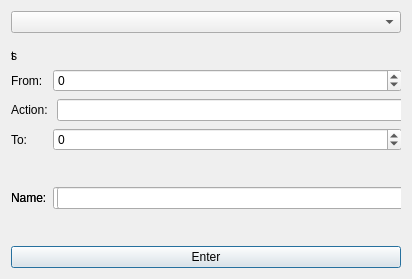
First picture: the form in buttonsettings.ui, repository Kalbra/skui, before the edit.
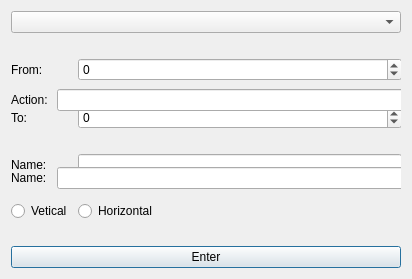
Second picture: the form after the edit.

The edit to the form file:
```diff
--- a/buttonsettings.ui
+++ b/buttonsettings.ui
@@ -26,49 +26,11 @@
    </item>
    <item row="1" column="0" colspan="2">
     <widget class="QWidget" name="settings" native="true">
-     <widget class="QWidget" name="textinput" native="true">
-      <property name="geometry">
-       <rect>
-        <x>0</x>
-        <y>0</y>
-        <width>18</width>
-        <height>33</height>
-       </rect>
-      </property>
-      <layout class="QGridLayout" name="gridLayout_5">
-       <item row="0" column="0">
-        <widget class="QLabel" name="label">
-         <property name="text">
-          <string>t</string>
-         </property>
-        </widget>
-       </item>
-      </layout>
-     </widget>
      <widget class="QWidget" name="slider" native="true">
       <property name="geometry">
        <rect>
         <x>0</x>
         <y>0</y>
-        <width>25</width>
-        <height>33</height>
-       </rect>
-      </property>
-      <layout class="QGridLayout" name="gridLayout_4">
-       <item row="0" column="0">
-        <widget class="QLabel" name="label_4">
-         <property name="text">
-          <string>s</string>
-         </property>
-        </widget>
-       </item>
-      </layout>
-     </widget>
-     <widget class="QWidget" name="dial" native="true">
-      <property name="geometry">
-       <rect>
-        <x>0</x>
-        <y>0</y>
         <width>391</width>
         <height>201</height>
        </rect>
@@ -84,6 +46,16 @@
          </property>
         </widget>
        </item>
+       <item row="2" column="0">
+        <widget class="QLabel" name="slider_label3">
+         <property name="text">
+          <string>Name:</string>
+         </property>
+        </widget>
+       </item>
+       <item row="2" column="1">
+        <widget class="QLineEdit" name="slider_input"/>
+       </item>
        <item row="0" column="0">
         <widget class="QLabel" name="dial_label2">
          <property name="text">
@@ -108,13 +80,17 @@
          </property>
         </widget>
        </item>
-       <item row="2" column="1">
-        <widget class="QLineEdit" name="dial_input"/>
+       <item row="3" column="0">
+        <widget class="QRadioButton" name="vertical">
+         <property name="text">
+          <string>Vetical</string>
+         </property>
+        </widget>
        </item>
-       <item row="2" column="0">
-        <widget class="QLabel" name="dial_label3">
+       <item row="3" column="1">
+        <widget class="QRadioButton" name="horizontal">
          <property name="text">
-          <string>Name:</string>
+          <string>Horizontal</string>
          </property>
         </widget>
        </item>
@@ -129,7 +105,7 @@
         <x>0</x>
         <y>0</y>
         <width>394</width>
-        <height>231</height>
+        <height>201</height>
        </rect>
       </property>
       <layout class="QGridLayout" name="gridLayout_2">
```
Left out of the diff: 8 changed lines with no effect on the pictures.
